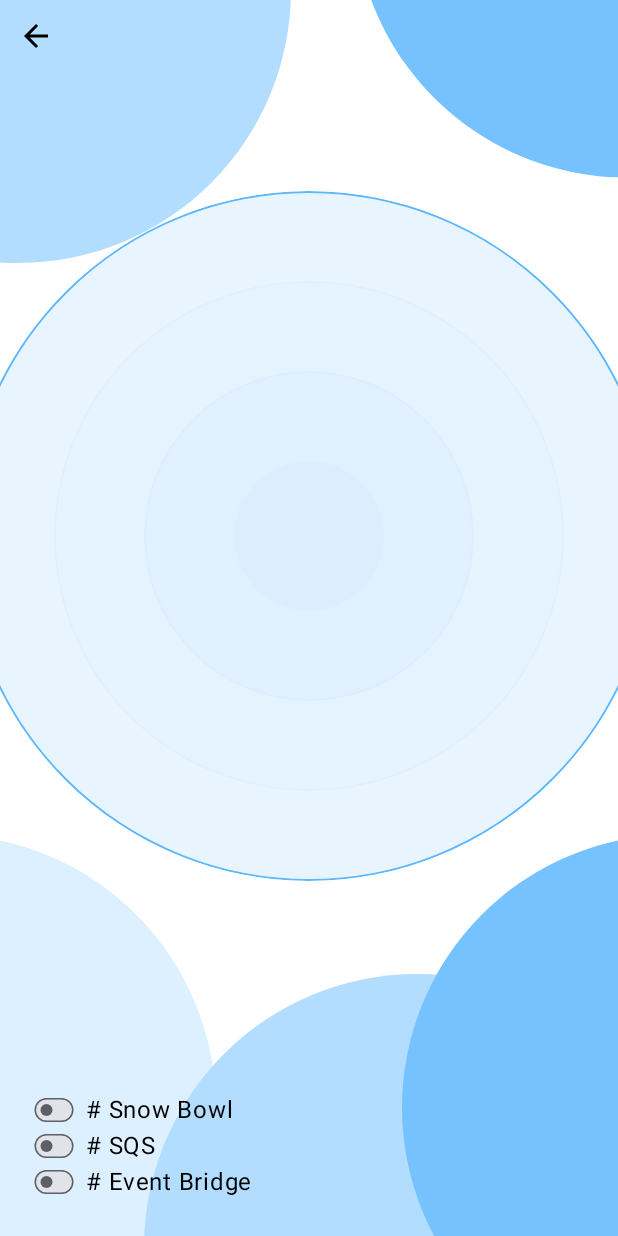
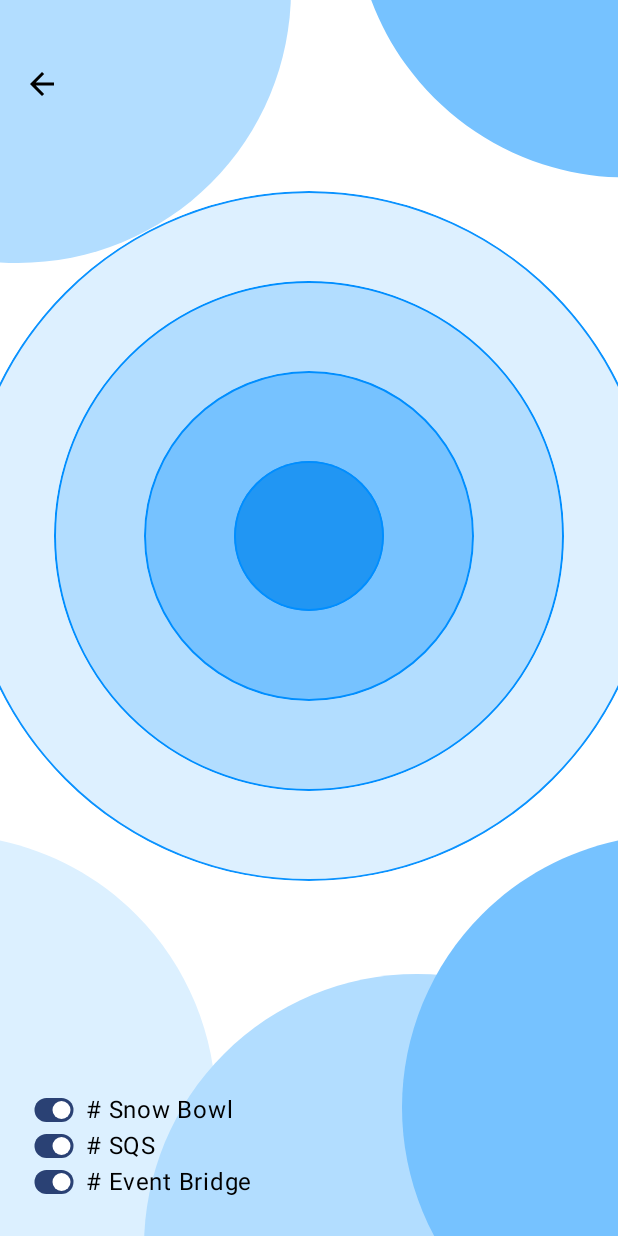
Before and after one commit to novum-d/Spajam2024, an Android app built with Jetpack Compose: the MatchScreen screen opened through its navigation route, on a phone screen of 412 x 824 dp. Run offline under Robolectric (Android 15) with nearby library versions, the phone set to English and light mode, and no system bars; 4 statements that could not run were skipped.

Commit message:
✨ feat: マッチング画面ののモックデータ作成

```diff
--- a/app/src/main/java/jp/spajam/skoll/ui/navigation/NavGraph.kt
+++ b/app/src/main/java/jp/spajam/skoll/ui/navigation/NavGraph.kt
@@ -26,5 +26,7 @@ fun NavGraph(
         goToMatchScreen = navController::goToMatch,
         popBack = navController::popBackStack,
     )
-    matchScreen()
+    matchScreen(
+        popBack = navController::popBackStack,
+    )
 }
--- a/app/src/main/java/jp/spajam/skoll/ui/screen/match/MatchNavigation.kt
+++ b/app/src/main/java/jp/spajam/skoll/ui/screen/match/MatchNavigation.kt
@@ -7,6 +7,8 @@ import androidx.navigation.compose.composable
 const val MATCH_ROUTE = "match_route"
 
 fun NavController.goToMatch() = navigate(MATCH_ROUTE)
-fun NavGraphBuilder.matchScreen() = composable(MATCH_ROUTE) {
-    MatchScreen()
+fun NavGraphBuilder.matchScreen(
+    popBack: () -> Unit,
+) = composable(MATCH_ROUTE) {
+    MatchScreen(popBack)
 }
--- a/app/src/main/java/jp/spajam/skoll/ui/screen/match/MatchScreen.kt
+++ b/app/src/main/java/jp/spajam/skoll/ui/screen/match/MatchScreen.kt
@@ -13,11 +13,12 @@ import androidx.compose.foundation.layout.PaddingValues
 import androidx.compose.foundation.layout.Row
 import androidx.compose.foundation.layout.Spacer
 import androidx.compose.foundation.layout.fillMaxSize
+import androidx.compose.foundation.layout.padding
 import androidx.compose.foundation.layout.size
 import androidx.compose.foundation.layout.width
 import androidx.compose.foundation.layout.wrapContentSize
 import androidx.compose.foundation.lazy.LazyColumn
-import androidx.compose.foundation.lazy.items
+import androidx.compose.foundation.lazy.itemsIndexed
 import androidx.compose.foundation.shape.CircleShape
 import androidx.compose.material.icons.Icons
 import androidx.compose.material.icons.automirrored.filled.ArrowBack
@@ -38,26 +39,43 @@ import androidx.compose.ui.layout.ContentScale
 import androidx.compose.ui.res.painterResource
 import androidx.compose.ui.tooling.preview.Preview
 import androidx.compose.ui.unit.dp
+import androidx.compose.ui.zIndex
 import jp.spajam.skoll.R
 import jp.spajam.skoll.ui.theme.Spajam2024Theme
 import kotlinx.coroutines.delay
 
-val initOvalVisible = List(OvalRes.entries.size) { false }
+val quicklyOvalVisible: List<Boolean?> = List(OvalRes.entries.size) { false }
+val normalOvalVisible : List<Boolean?> = List(OvalRes.entries.size) { if(it < 1) null else false }
+val slowlyOvalVisible = List(OvalRes.entries.size) { if(it < 2) null else false }
 
 @Composable
 fun MatchScreen(
+    popBack: () -> Unit,
     hashTags: List<String> = listOf("Snow Bowl", "SQS", "Event Bridge"),
 ) {
-    val (ovalVisible, updateOvalVisible) = remember { mutableStateOf(initOvalVisible) }
+    val (ovalVisible, updateOvalVisible) = remember { mutableStateOf(quicklyOvalVisible) }
+    val (hashTagFlags, updateHashTagFlags) = remember { mutableStateOf(List(hashTags.size) { true }) }
 
     LaunchedEffect(ovalVisible) {
-        val i = ovalVisible.indexOfFirst { it.not() }
+        val hashTagFlagSize = hashTagFlags.filter { it }.size
+
+        val i = ovalVisible.indexOfFirst { it == false }
         val mutList = if (i != -1) {
             ovalVisible.toMutableList().also { it[i] = true }
         } else {
-            initOvalVisible.toMutableList()
+            when (hashTagFlagSize) {
+                1 -> quicklyOvalVisible
+                2 -> normalOvalVisible
+                else -> slowlyOvalVisible
+            }
         }
-        delay(200)
+
+        val delayMills = when (hashTagFlagSize) {
+            1 -> 100
+            2 -> 300
+            else -> 500
+        }
+        delay(delayMills.toLong())
         updateOvalVisible(mutList)
     }
 
@@ -69,7 +87,12 @@ fun MatchScreen(
             modifier = Modifier.fillMaxSize(),
         )
 
-        IconButton({}, modifier = Modifier.align(Alignment.TopStart)) {
+        IconButton(
+            onClick = popBack,
+            modifier = Modifier
+                .align(Alignment.TopStart)
+                .padding(start = 4.dp, top = 32.dp)
+        ) {
             Icon(
                 imageVector = Icons.AutoMirrored.Filled.ArrowBack,
                 contentDescription = null,
@@ -83,8 +106,10 @@ fun MatchScreen(
                 modifier = Modifier.align(Alignment.CenterHorizontally),
                 contentAlignment = Alignment.Center,
             ) {
-                ovalVisible.zip(OvalRes.entries.reversed()).forEach { (ovalVisible, ovalRes) ->
-                    Oval(ovalVisible, ovalRes)
+                ovalVisible.zip(OvalRes.entries).forEach { (ovalVisible, ovalRes) ->
+                    ovalVisible?.let {
+                        Oval(it, ovalRes)
+                    }
                 }
             }
 
@@ -95,15 +120,20 @@ fun MatchScreen(
             contentPadding = PaddingValues(start = 24.dp, bottom = 24.dp),
             modifier = Modifier.align(Alignment.BottomStart),
         ) {
-            items(hashTags) {
+            itemsIndexed(items = hashTags.zip(hashTagFlags)) { i, (title, checked) ->
                 Row(verticalAlignment = Alignment.CenterVertically) {
                     Switch(
-                        false, {}, modifier = Modifier
+                        checked = checked,
+                        onCheckedChange = {
+                            val mutList = hashTagFlags.toMutableList().also { it[i] = checked.not() }
+                            updateHashTagFlags(mutList)
+                        },
+                        modifier = Modifier
                             .scale(0.5F)
                             .size(24.dp)
                     )
                     Spacer(Modifier.width(9.dp))
-                    Text("# $it")
+                    Text("# $title")
                 }
             }
         }
@@ -119,6 +149,9 @@ fun Oval(
         ovalVisible,
         enter = fadeIn(),
         exit = fadeOut(),
+        modifier = Modifier
+            .size(OvalRes.Three.size.dp)
+            .zIndex(-(ovalRes.ordinal).toFloat())
     ) {
         Box(
             modifier = Modifier
@@ -151,7 +184,7 @@ const val inc = 120
 @Composable
 fun MatchScreenPreview() {
     Spajam2024Theme {
-        MatchScreen()
+        MatchScreen({})
     }
 }
 
```
